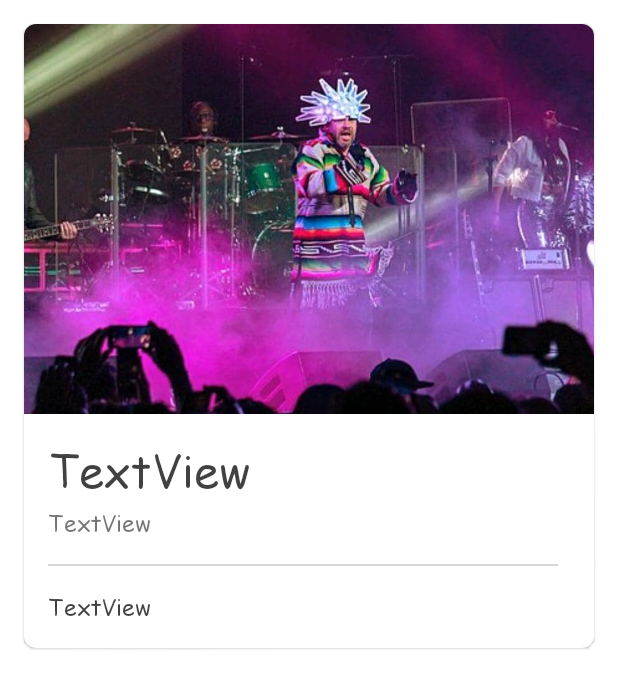
After one commit to RezaRahmani2008/Wikipedia, an Android app: the layout item_explorer.xml on its own in the app's theme, with its tools: preview values and no code run, on a phone screen of 412 x 824 dp. The commit adds this screen. Shown: the top 689 px of the screen. Run offline under Robolectric (Android 15) with nearby library versions, the phone set to English and light mode, and no system bars.

Commit message:
Implementation of explorer items

```diff
--- a/app/src/main/AndroidManifest.xml
+++ b/app/src/main/AndroidManifest.xml
@@ -1,6 +1,8 @@
 <?xml version="1.0" encoding="utf-8"?>
 <manifest xmlns:android="http://schemas.android.com/apk/res/android"
     xmlns:tools="http://schemas.android.com/tools">
+    <uses-permission android:name="android.permission.INTERNET"/>
+    <uses-permission android:name="android.permission.ACCESS_NETWORK_STATE"/>
 
     <application
         android:allowBackup="true"
--- /dev/null
+++ b/app/src/main/res/layout/item_explorer.xml
@@ -0,0 +1,66 @@
+<com.google.android.material.card.MaterialCardView xmlns:android="http://schemas.android.com/apk/res/android"
+    xmlns:app="http://schemas.android.com/apk/res-auto"
+    android:layout_width="match_parent"
+    android:layout_height="wrap_content"
+    android:layout_marginStart="16dp"
+    android:layout_marginTop="16dp"
+    android:layout_marginEnd="16dp"
+    android:clickable="true"
+    android:focusable="true"
+    app:cardCornerRadius="8dp"
+    app:cardElevation="1dp">
+
+    <LinearLayout
+        android:layout_width="match_parent"
+        android:layout_height="wrap_content"
+        android:orientation="vertical">
+
+        <ImageView
+            android:id="@+id/img_explore_main"
+            android:layout_width="match_parent"
+            android:layout_height="260dp"
+            android:scaleType="centerCrop"
+            android:src="@drawable/jamiroquai" />
+
+        <LinearLayout
+            android:layout_width="match_parent"
+            android:layout_height="wrap_content"
+            android:orientation="vertical"
+            android:padding="16dp">
+
+            <TextView
+                android:id="@+id/txt_explore_title"
+                android:layout_width="wrap_content"
+                android:layout_height="wrap_content"
+                android:text="@string/textview"
+                android:textColor="@color/black_light"
+                android:textSize="30sp" />
+
+            <TextView
+                android:id="@+id/txt_explore_subtitle"
+                android:layout_width="wrap_content"
+                android:layout_height="wrap_content"
+                android:layout_marginTop="2dp"
+                android:text="@string/textview"
+                android:textSize="15sp" />
+
+            <View
+                android:layout_width="340dp"
+                android:layout_height="1dp"
+                android:layout_marginTop="16dp"
+                android:background="@color/gray_light" />
+
+            <TextView
+                android:id="@+id/txt_explore_detail"
+                android:layout_width="wrap_content"
+                android:layout_height="wrap_content"
+                android:layout_marginTop="16dp"
+                android:ellipsize="end"
+                android:lineSpacingExtra="6dp"
+                android:maxLines="8"
+                android:text="@string/textview"
+                android:textColor="@color/black_light"
+                android:textSize="15sp" />
+        </LinearLayout>
+    </LinearLayout>
+</com.google.android.material.card.MaterialCardView>
--- a/app/src/main/res/values/colors.xml
+++ b/app/src/main/res/values/colors.xml
@@ -6,6 +6,8 @@
 
     <color name="blue">#03A9F4</color>
     <color name="orange">#FF7043</color>
-
+    <color name="black_light">#BE000000</color>
+    <color name="gray_light">#D6D6D6</color>
+    <color name="green">#388E3C</color>
 
 </resources>
--- a/app/src/main/res/values/strings.xml
+++ b/app/src/main/res/values/strings.xml
@@ -3,5 +3,6 @@
 
     <string name="openDrawer">open drawer</string>
     <string name="closeDrawer">close drawer</string>
+    <string name="textview">TextView</string>
 
 </resources>
```
Also changed, not shown: app/build.gradle (+5 -2 lines), app/src/main/java/com/example/wikipedia/MainActivity.kt (+10 -9 lines), app/src/main/java/com/example/wikipedia/adapter/ExplorerAdapter.kt (added, +44 -0 lines), app/src/main/java/com/example/wikipedia/data/ItemPost.kt (added, +11 -0 lines), app/src/main/java/com/example/wikipedia/fragment/FragmentExplorer.kt (+103 -2 lines), app/src/main/res/layout/activity_main.xml (+6 -11 lines), app/src/main/res/layout/fragment_explorer.xml (+11 -5 lines), app/src/main/res/menu/menu_bottom_navigation.xml (+2 -6 lines), app/src/main/res/menu/menu_navigation_drawer.xml (+6 -10 lines), app/src/main/res/drawable/jamiroquai.jpg (added).
